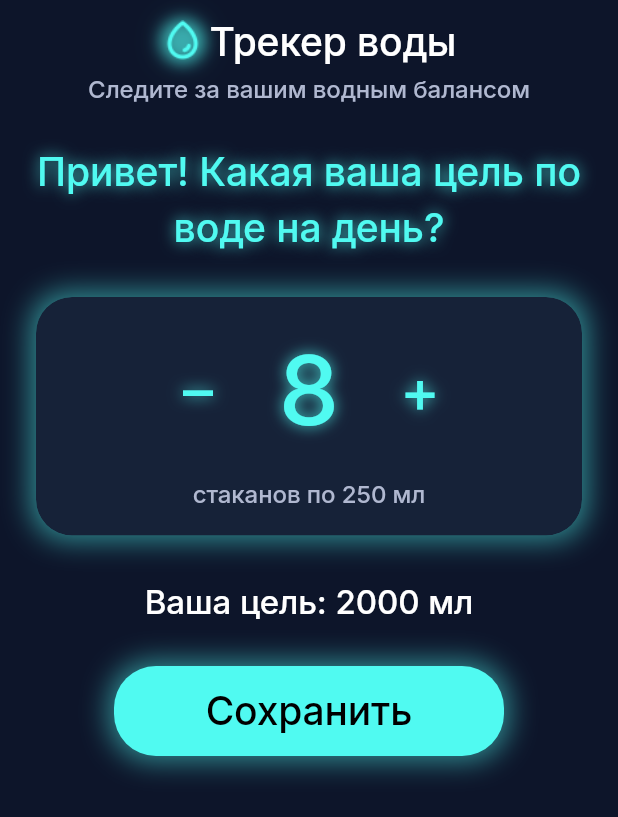
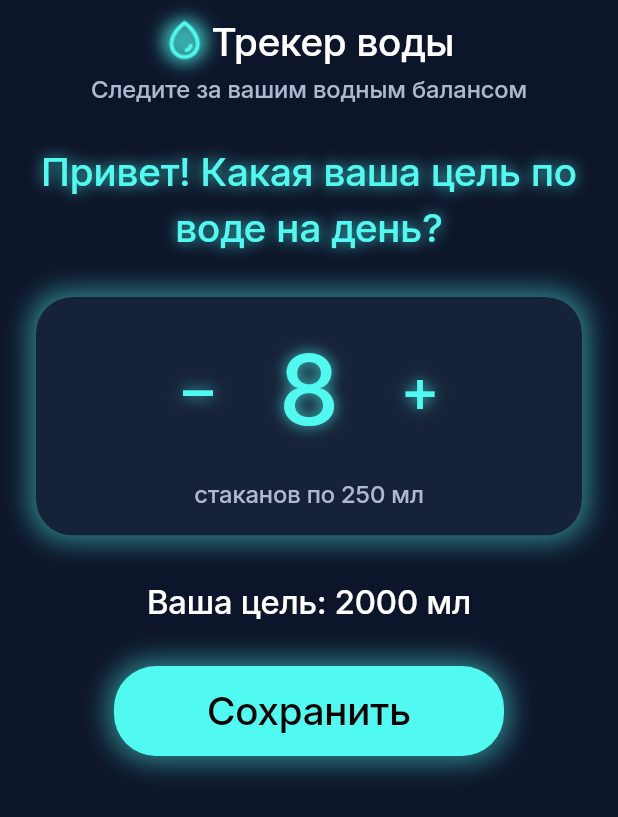
Before and after one commit to kosacheva62-cell/water_tracker_1, a Flutter app: the screen it shows after launch, on a phone screen of 412 x 824 dp. Shown: the top 817 px of the screen. Run offline on Flutter 3.47's test engine with Material 3 defaults, Android fonts, the light colour scheme and no system bars; our stand-ins replace shared_preferences, vibration.

Commit message:
Оптимизация V1: задача №6

```diff
--- a/lib/main.dart
+++ b/lib/main.dart
@@ -1,5 +1,4 @@
 import 'package:flutter/material.dart';
-import 'package:google_fonts/google_fonts.dart';
 import 'app_state.dart';
 import 'pages/onboarding_page.dart';
 import 'pages/home_page.dart';
@@ -33,7 +32,7 @@ class MyApp extends StatelessWidget {
         debugShowCheckedModeBanner: false,
         theme: ThemeData(
           brightness: Brightness.dark,
-          fontFamily: GoogleFonts.inter().fontFamily,
+          fontFamily: 'Inter', // ✅ ЗАМЕНЕНО: было GoogleFonts.inter().fontFamily
           scaffoldBackgroundColor: const Color(0xFF0D152A),
           appBarTheme: const AppBarTheme(
             backgroundColor: Color(0xFF0D152A),
@@ -47,7 +46,7 @@ class MyApp extends StatelessWidget {
               letterSpacing: -0.1,
             ),
           ),
-          textTheme: TextTheme(
+          textTheme: const TextTheme(
             displayLarge: TextStyle(
               fontFamily: 'Inter',
               color: Colors.white,
@@ -127,7 +126,7 @@ class MyApp extends StatelessWidget {
             ),
             bodySmall: TextStyle(
               fontFamily: 'Inter',
-              color: const Color(0xFFB0B8D0),
+              color: Color(0xFFB0B8D0),
               fontSize: 12,
               fontWeight: FontWeight.w500,
               letterSpacing: -0.05,
@@ -156,7 +155,7 @@ class MyApp extends StatelessWidget {
           ),
           elevatedButtonTheme: ElevatedButtonThemeData(
             style: ButtonStyle(
-              textStyle: WidgetStateProperty.resolveWith((_) => TextStyle(
+              textStyle: WidgetStateProperty.resolveWith((_) => const TextStyle(
                 fontFamily: 'Inter',
                 fontWeight: FontWeight.w500,
                 letterSpacing: -0.05,
@@ -164,7 +163,7 @@ class MyApp extends StatelessWidget {
               )),
             ),
           ),
-          tabBarTheme: TabBarThemeData(
+          tabBarTheme: const TabBarThemeData(
             labelStyle: TextStyle(
               fontFamily: 'Inter',
               fontWeight: FontWeight.w500,
@@ -275,10 +274,10 @@ class _MainAppState extends State<MainApp> {
       ),
       // 🔑 ГРАНИЦА МЕЖДУ РЕКЛАМНЫМ БЛОКОМ И ПАНЕЛЬЮ НАВИГАЦИИ
       bottomNavigationBar: Container(
-        decoration: BoxDecoration(
+        decoration: const BoxDecoration(
           border: Border(
             top: BorderSide(
-              color: const Color(0xFF1A283F),
+              color: Color(0xFF1A283F),
               width: 1.5,
             ),
           ),
@@ -297,13 +296,13 @@ class _MainAppState extends State<MainApp> {
           showSelectedLabels: true,
           showUnselectedLabels: true,
           type: BottomNavigationBarType.fixed,
-          selectedLabelStyle: TextStyle(
+          selectedLabelStyle: const TextStyle(
             fontFamily: 'Inter',
             fontSize: 16,
             fontWeight: FontWeight.w500,
             letterSpacing: -0.05,
           ),
-          unselectedLabelStyle: TextStyle(
+          unselectedLabelStyle: const TextStyle(
             fontFamily: 'Inter',
             fontSize: 16,
             fontWeight: FontWeight.w500,
```
Also changed, not shown: pubspec.yaml (+17 -2 lines), assets/fonts/Inter_18pt-Bold.ttf (added), assets/fonts/Inter_18pt-Medium.ttf (added), assets/fonts/Inter_18pt-Regular.ttf (added), assets/fonts/Inter_18pt-SemiBold.ttf (added), pubspec.lock, 1 other file.
